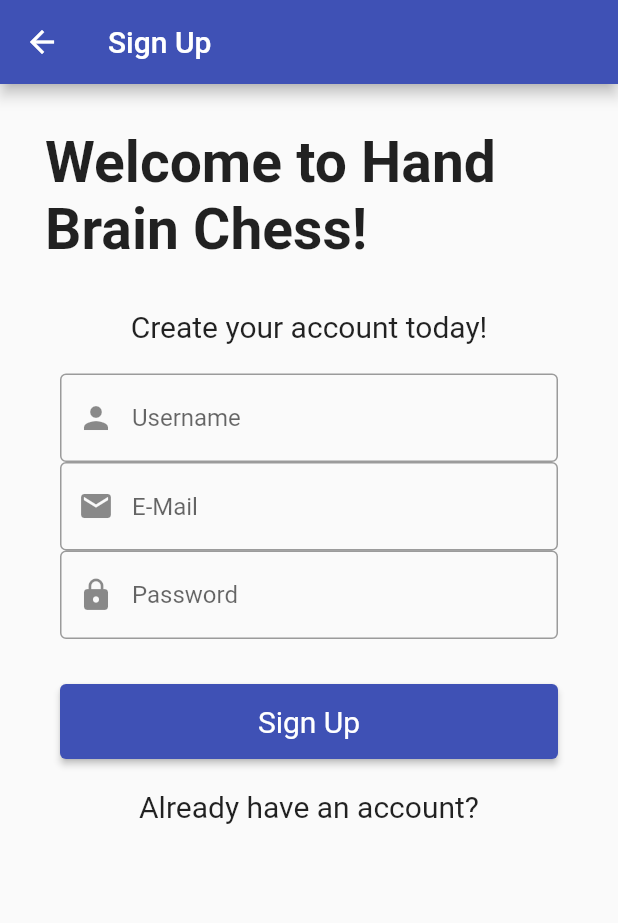
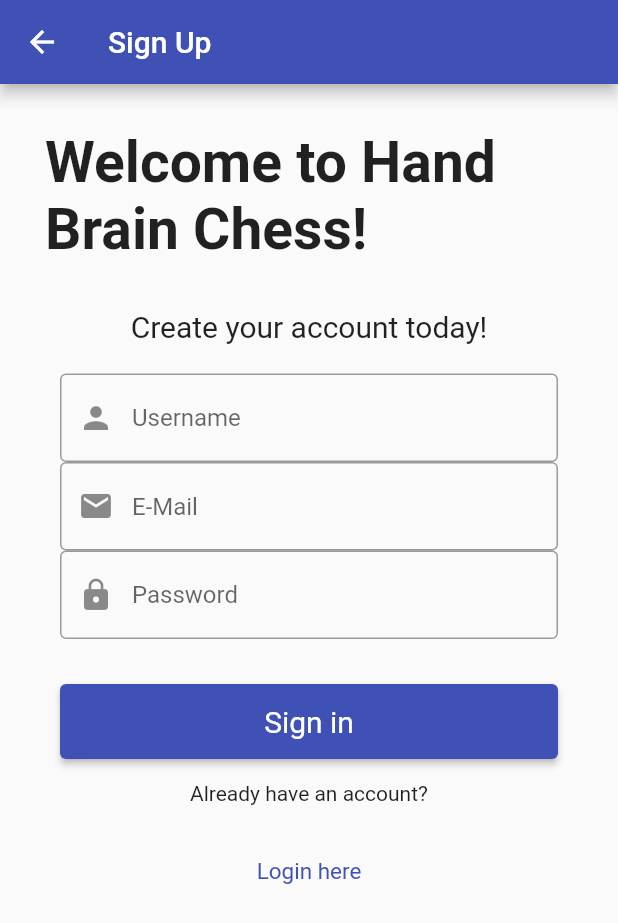
Before and after one commit to jonathandieu/hbchess-mobile, a Flutter app: the Register screen opened by its route, on a phone screen of 412 x 824 dp. Shown: the top 923 px of the screen. Run offline on Flutter 3.47's test engine with Material 2 defaults, Android fonts, the phone set to English and light mode, and no system bars; our stand-ins replace flutter_secure_storage, jwt_decoder; accounts and stored records are empty.

Commit message:
Added register api file, still need to add email verification. Also updated register page.

```diff
--- a/lib/screens/register.dart
+++ b/lib/screens/register.dart
@@ -1,4 +1,6 @@
 import 'package:flutter/material.dart';
+import 'package:hb_chess/main.dart';
+import 'package:hb_chess/utils/getRegisterAPI.dart';
 
 class Register extends StatefulWidget {
   const Register({Key? key}) : super(key: key);
@@ -8,37 +10,47 @@ class Register extends StatefulWidget {
 }
 
 class _RegisterState extends State<Register> {
+  final TextEditingController _username = TextEditingController();
+  final TextEditingController _email = TextEditingController();
+  final TextEditingController _password = TextEditingController();
+  final _formKey = GlobalKey<FormState>();
+
   @override
   Widget build(BuildContext context) {
     return Scaffold(
       appBar: AppBar(
         title: const Text("Sign Up"),
       ),
-      body: Center(
+      body: Form(
+        key: _formKey,
+        child: Center(
           child: ListView(
             children: <Widget>[
               const Align(
                 alignment: Alignment.center,
                 child: Padding(
                   padding: EdgeInsets.all(30.0),
-                child: Text('Welcome to Hand Brain Chess!',
-                    style:
-                        TextStyle(fontSize: 38, fontWeight: FontWeight.bold)),
+                  child: Text(
+                    'Welcome to Hand Brain Chess!',
+                    style: TextStyle(fontSize: 38, fontWeight: FontWeight.bold),
+                  ),
                 ),
               ),
               const Align(
                 alignment: Alignment.center,
                 child: Padding(
                   padding: EdgeInsets.only(bottom: 20),
-                child: Text('Create your account today!',
+                  child: Text(
+                    'Create your account today!',
                     style: TextStyle(
                       fontSize: 20,
-                    )),
                     ),
                   ),
-            createInputField(false, "Username", Icons.person),
-            createInputField(false, "E-Mail", Icons.email),
-            createInputField(true, "Password", Icons.lock),
+                ),
+              ),
+              createInputField(false, _username, "Username", Icons.person),
+              createInputField(false, _email, "E-Mail", Icons.email),
+              createInputField(true, _password, "Password", Icons.lock),
               Align(
                 alignment: Alignment.center,
                 child: Padding(
@@ -49,8 +61,31 @@ class _RegisterState extends State<Register> {
                       textStyle: const TextStyle(fontSize: 20),
                       minimumSize: const Size.fromHeight(50),
                     ),
-                  onPressed: () {}, //FIXME: Connect to register endpoint
-                  child: const Text('Sign Up'),
+                    onPressed: () async {
+                      if (_formKey.currentState!.validate()) {
+                        var username = _username.text;
+                        var email = _email.text;
+                        var password = _password.text;
+                        var token = await doRegister(username, email, password);
+
+                        if (token == "Url Not Found" ||
+                            token == "Invalid Credentials") {
+                          ScaffoldMessenger.of(context).showSnackBar(
+                            SnackBar(content: Text(token)),
+                          );
+                        } else if (token == "") {
+                          ScaffoldMessenger.of(context).showSnackBar(
+                            const SnackBar(
+                                content: Text("There was an error signing up")),
+                          );
+                        } else {
+                          storage.write(key: "token", value: token);
+                          //FIXME: ADD email verification here!
+                          Navigator.pushNamed(context, '/login');
+                        }
+                      }
+                    },
+                    child: const Text('Sign in'),
                   ),
                 ),
               ),
@@ -58,28 +93,49 @@ class _RegisterState extends State<Register> {
                 alignment: Alignment.center,
                 // need to add another button next to text message
                 child: Padding(
-                padding: EdgeInsets.all(20),
-                child: Text(
-                  'Already have an account?',
-                  style: TextStyle(
-                    fontSize: 20,
+                  padding: EdgeInsets.all(15),
+                  child: Text('Already have an account?'),
                 ),
+              ),
+              Align(
+                alignment: Alignment.center,
+                child: Padding(
+                  padding: const EdgeInsets.all(5),
+                  child: TextButton(
+                    style: TextButton.styleFrom(
+                      textStyle: const TextStyle(fontSize: 15),
+                    ),
+                    onPressed: () async {
+                      Navigator.pushNamed(context, '/login');
+                    },
+                    child: const Text('Login here'),
                   ),
                 ),
               ),
             ],
           ),
         ),
+      ),
     );
   }
 
-  Align createInputField(bool showText, String placeholder, IconData icon) {
+  Align createInputField(bool showText, TextEditingController controllerType,
+      String placeholder, IconData icon) {
     return Align(
       alignment: Alignment.center,
       child: Padding(
         padding: const EdgeInsets.only(left: 40, right: 40),
-        child: TextField(
+        child: TextFormField(
           obscureText: showText,
+          controller: controllerType,
+          validator: (value) {
+            if (value == null || value.isEmpty) {
+              return "Please fill out the " +
+                  placeholder.toLowerCase() +
+                  " field.";
+            }
+            return null;
+          },
           decoration: InputDecoration(
             border: const OutlineInputBorder(),
             hintText: placeholder,
@@ -90,7 +146,3 @@ class _RegisterState extends State<Register> {
     );
   }
 }
-
-/*
-
-*/
```
Also changed, not shown: lib/utils/getRegisterAPI.dart (added, +37 -0 lines). Lines whose indentation alone changed are shown as unchanged.
